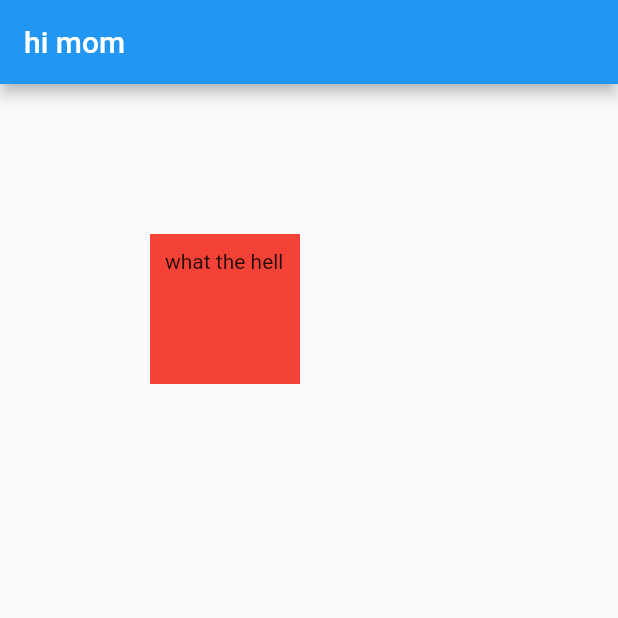
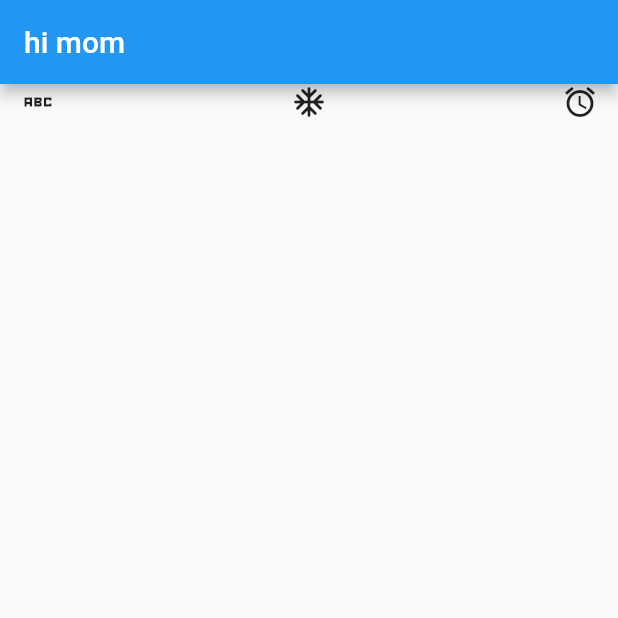
Before and after one commit to lukesorvik/Flutter-app-workinprogress, a Flutter app: the screen it shows after launch, on a phone screen of 412 x 824 dp, the top half of it. Run offline on Flutter 3.47's test engine with Material 2 defaults, Android fonts, the phone set to English and light mode, and no system bars.

Commit message:
tutorial at 6 min

```diff
--- a/lib/main.dart
+++ b/lib/main.dart
@@ -14,13 +14,14 @@ class myApp extends StatelessWidget {
     return MaterialApp(
         home: Scaffold(
       appBar: AppBar(title: Text("hi mom")),
-      body: Container(
-        child: const Text("what the hell"),
-        margin: const EdgeInsets.all(100),
-        padding: EdgeInsets.all(10),
-        color: Colors.red,
-        width: 100,
-        height: 100,
+      body: Row(
+        mainAxisAlignment: MainAxisAlignment.spaceEvenly,
+        crossAxisAlignment: CrossAxisAlignment.center,
+        children: [
+          Flexible(child: const Icon(Icons.abc_sharp)),
+          Expanded(flex: 4, child: Icon(Icons.ac_unit_rounded)),
+          Icon(Icons.access_alarm)
+        ],
       ),
     ));
   }
```
